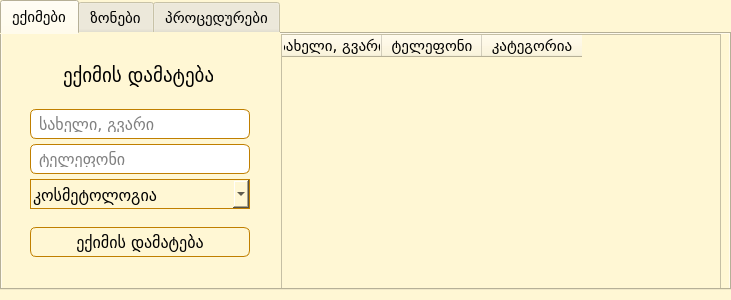
Qt form ui/settings.ui (bekashvelidze/renew-commercial) before a commit.
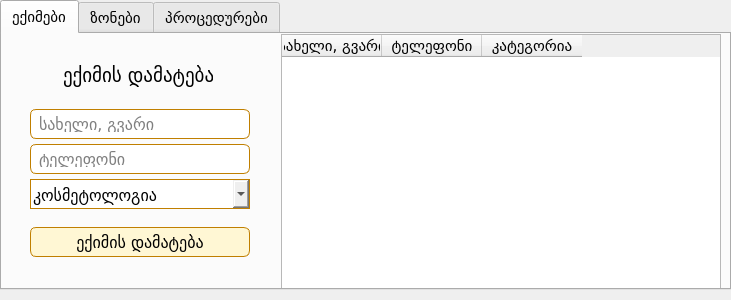
The same form after that commit.

Diff of the .ui file:
```diff
--- a/ui/settings.ui
+++ b/ui/settings.ui
@@ -14,9 +14,7 @@
    <string>Form</string>
   </property>
   <property name="styleSheet">
-   <string notr="true">QWidget  {background-color: #FFF7D4;}
-
-QPushButton {
+   <string notr="true">QPushButton {
 	border: 1px solid #C07F00;
 	background: #FFF7D4;
 	border-radius: 6px;
```
